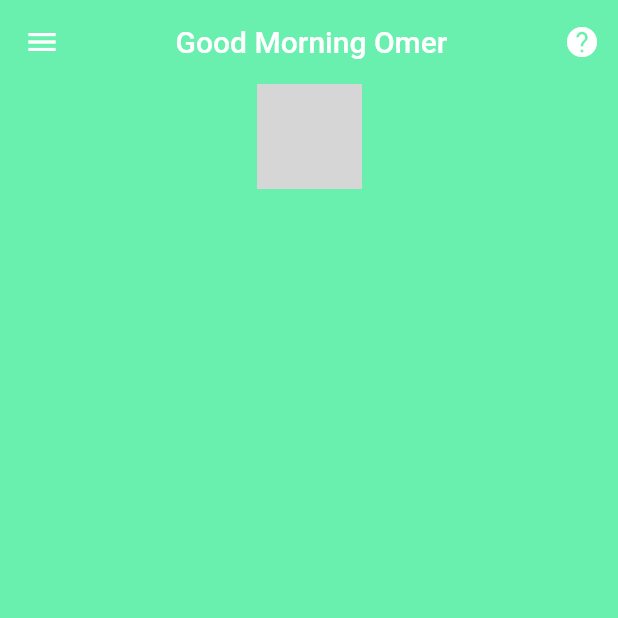
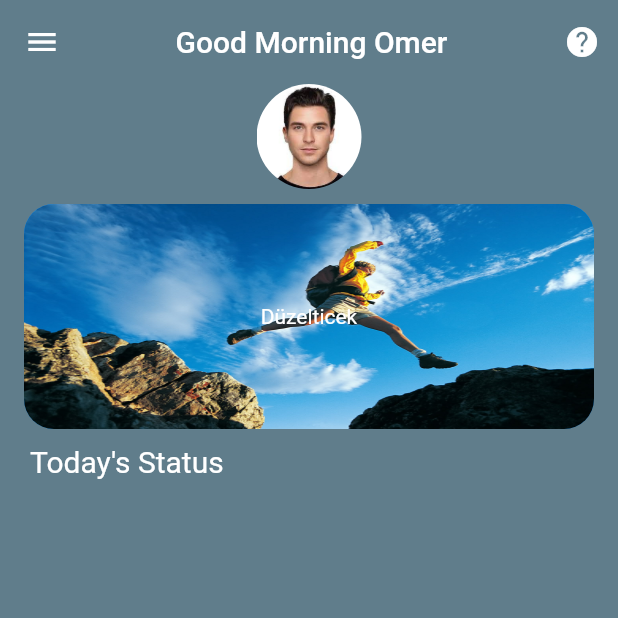
Before and after one commit to Omerbalikcii/Your_Coach, a Flutter app: the screen it shows after launch, on a phone screen of 412 x 824 dp, the top half of it. Run offline on Flutter 3.47's test engine with Material 2 defaults, Android fonts, the phone set to English and light mode, and no system bars; grey boxes are pictures that could not be loaded.

Commit message:
creating main page

```diff
--- a/lib/main.dart
+++ b/lib/main.dart
@@ -34,7 +34,7 @@ class _MyHomePageState extends State<MyHomePage> {
           title: Container(
               margin: EdgeInsets.fromLTRB(45, 0, 0, 0),
               child: Text("Good Morning Omer")),
-          backgroundColor: Colors.greenAccent,
+          backgroundColor: Colors.blueGrey,
           bottomOpacity: 0,
           elevation: 0.0,
           actions: [
@@ -53,8 +53,10 @@ class _MyHomePageState extends State<MyHomePage> {
             ],
           ),
         ),
-        backgroundColor: Colors.greenAccent,
-        body:Column(
+
+        body:Container(
+          color: Colors.blueGrey,
+          child: Column(
             children: [
               Row(
                 mainAxisAlignment: MainAxisAlignment.center,
@@ -71,9 +73,33 @@ class _MyHomePageState extends State<MyHomePage> {
                     ),
                   )
                 ],
-            )
+              ),
+              Container(
+                margin: EdgeInsets.fromLTRB(0, 10, 0, 0),
+                height: 150.0,
+                width: 380.0,
+                decoration: BoxDecoration(
+                    borderRadius: BorderRadius.circular(20),
+                    color: Colors.blue,
+                    image:  DecorationImage(
+                        image: AssetImage(
+                            "assets/images/doga.jpg"),
+                        fit: BoxFit.fill)),
+                child: const Center(
+                  child: Text('Düzelticek',style: TextStyle(color: Colors.white),),
+                ),
+              ),
+              Row(children: [
+                Container(
+                    margin: EdgeInsets.fromLTRB(20, 10, 0, 0),
+                    child: Text("Today's Status ",
+                      style: TextStyle(
+                      color: Colors.white,fontSize: 20
+                    ),))
+              ],)
             ],
 
+          ),
         )
 
     );
--- a/pubspec.yaml
+++ b/pubspec.yaml
@@ -59,8 +59,9 @@ flutter:
   uses-material-design: true
 
   # To add assets to your application, add an assets section, like this:
-  # assets:
-  #   - images/a_dot_burr.jpeg
+  assets:
+    - assets/images/profil.jpeg
+    - assets/images/doga.jpg
   #   - images/a_dot_ham.jpeg
 
   # An image asset can refer to one or more resolution-specific "variants", see
```
Also changed, not shown: assets/images/doga.jpg (added), assets/images/profil.jpeg (added). Lines whose indentation alone changed are shown as unchanged.
